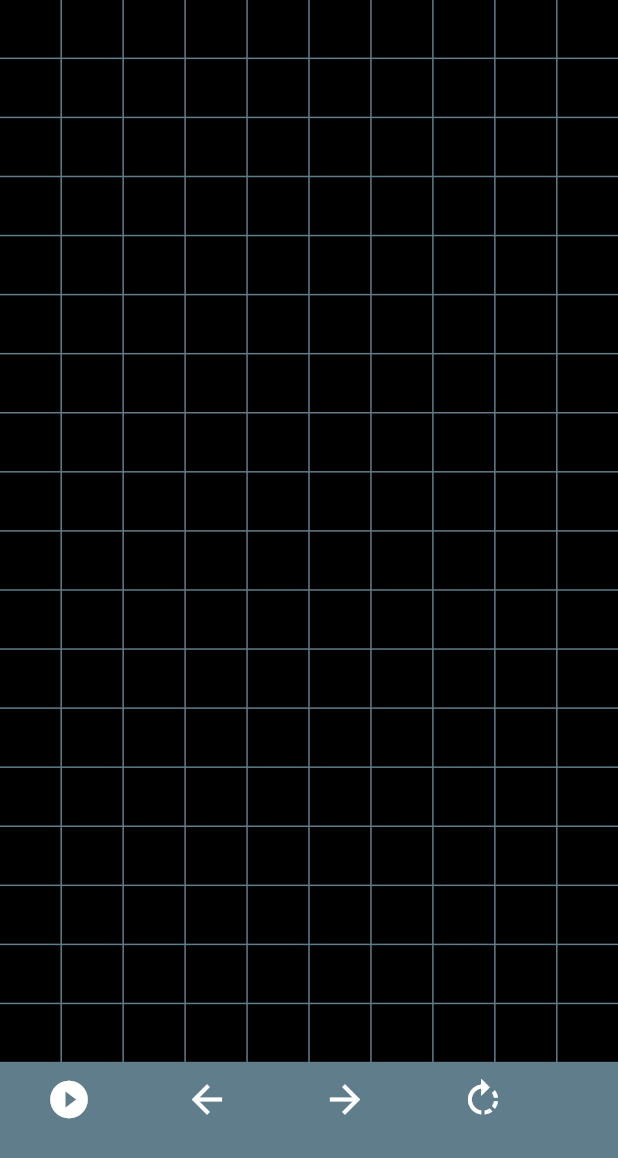
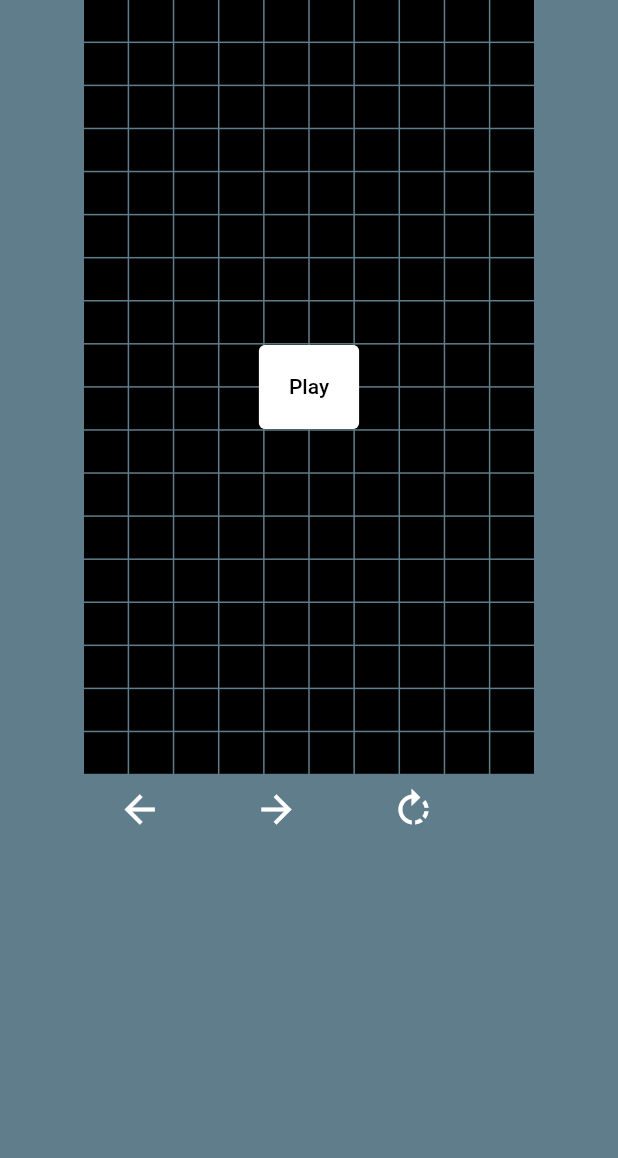
Before and after one commit to jsuofga/flutter_tetris, a Flutter app: the screen it shows after launch, on a phone screen of 412 x 824 dp. Shown: the top 1158 px of the screen. Run offline on Flutter 3.47's test engine with Material 2 defaults, Android fonts, the phone set to English and light mode, and no system bars.

Commit message:
added score, playbutton in center

```diff
--- a/lib/main.dart
+++ b/lib/main.dart
@@ -29,12 +29,14 @@ class MyHomePage extends StatefulWidget {
 
 class _MyHomePageState extends State<MyHomePage> {
   bool showGameGrid = true;
+  bool showPlayButton = true;
   int count = 0;
   int totalSquares = 180;
   String rotateDirection = '';
   int rotationCount = 0; // tracks number of rotations.
   int newPieceID  = 0;  // the index (0-6) of the newPiece seleceted from tetronomePieces
   int rowsClearCount = 0;
+  int score = 0;
 
 
   static List topRow = [0,1,2,3,4,5,6,7,8,9];
@@ -101,6 +103,7 @@ class _MyHomePageState extends State<MyHomePage> {
     landedPiecesColors = [];
     count = 0;
     showGameGrid = true;
+    score = 0;
     startGame();
   }
 
@@ -287,6 +290,7 @@ class _MyHomePageState extends State<MyHomePage> {
       }
 
       setState(() {
+        score += 10;
         landedPieces;
         landedPiecesColors;
       });
@@ -328,6 +332,7 @@ class _MyHomePageState extends State<MyHomePage> {
     }
 
     void startGame() {
+    showPlayButton = false;
 
      var posColor = {'position':0, 'color':Colors.white};  // declare an object to store position and the color
      choosePiece();
@@ -368,13 +373,15 @@ class _MyHomePageState extends State<MyHomePage> {
         child: Scaffold(
           backgroundColor: Colors.blueGrey,
           body: SingleChildScrollView(
+            child: Center(
+              child: Container(
+
                 child: Column(
                   mainAxisAlignment: MainAxisAlignment.center,
                   children: [
                    Stack(
                      alignment: Alignment.center,
                      children: [
-
                        GestureDetector(
                        onTap: () {
                          print('rotate');
@@ -391,8 +398,11 @@ class _MyHomePageState extends State<MyHomePage> {
                          }
                        },
                        child: Container(
+                         child: SizedBox(
+                           width: 300,
                            child: GridView.builder(
                                shrinkWrap: true, //do not use up the entire allowable space of parent
+                               physics: const NeverScrollableScrollPhysics(),
                                gridDelegate: SliverGridDelegateWithFixedCrossAxisCount(
                                    childAspectRatio: 1.05,
                                    crossAxisCount: 10,
@@ -430,6 +440,7 @@ class _MyHomePageState extends State<MyHomePage> {
                                }),
                          ),
                        ),
+                     ),
                        Visibility(
                          visible: !showGameGrid,
                          child: Container(
@@ -442,22 +453,35 @@ class _MyHomePageState extends State<MyHomePage> {
                              )
                          ),
                        ),
-                 ]
-               ),
-                Container(
-                  height: 50,
-                  child: Row(
-                    mainAxisAlignment: MainAxisAlignment.spaceAround,
-                    children: [
-                      Container(
-                        child: IconButton(
-                          icon: const Icon(Icons.play_circle_fill,
-                            color: Colors.white, size: 30.0,),
+                       Visibility(
+                         visible: showPlayButton,
+                         child: Container(
+                             child: TextButton(
+                               style: TextButton.styleFrom(foregroundColor: Colors.black, backgroundColor: Colors.white, padding: EdgeInsets.all(20)),
                                onPressed: () {
                                  resetGame();
                                },
+                               child: Text('Play'),
+                             )
                          ),
                        ),
+                       Positioned(
+                         top: 50,
+                         child: Container(
+
+                           child: score >0? Text('${score}',style:TextStyle(color: Colors.white,fontSize: 25)): Text(''),
+                         ),
+                       ),
+                     ],
+
+                   ),
+
+                    Center(
+                      child: Container(
+                        width: 360,
+                        child: Row(
+                         mainAxisAlignment: MainAxisAlignment.spaceEvenly,
+                          children: [
                             Container(
                               child: IconButton(
                                 icon: const Icon(Icons.arrow_back,
@@ -506,8 +530,11 @@ class _MyHomePageState extends State<MyHomePage> {
 
                           ],
                         ),
+                      ),
                     )
                   ],
+                ),
+              ),
             ),
           ),
 
```
Lines whose indentation alone changed are shown as unchanged.
